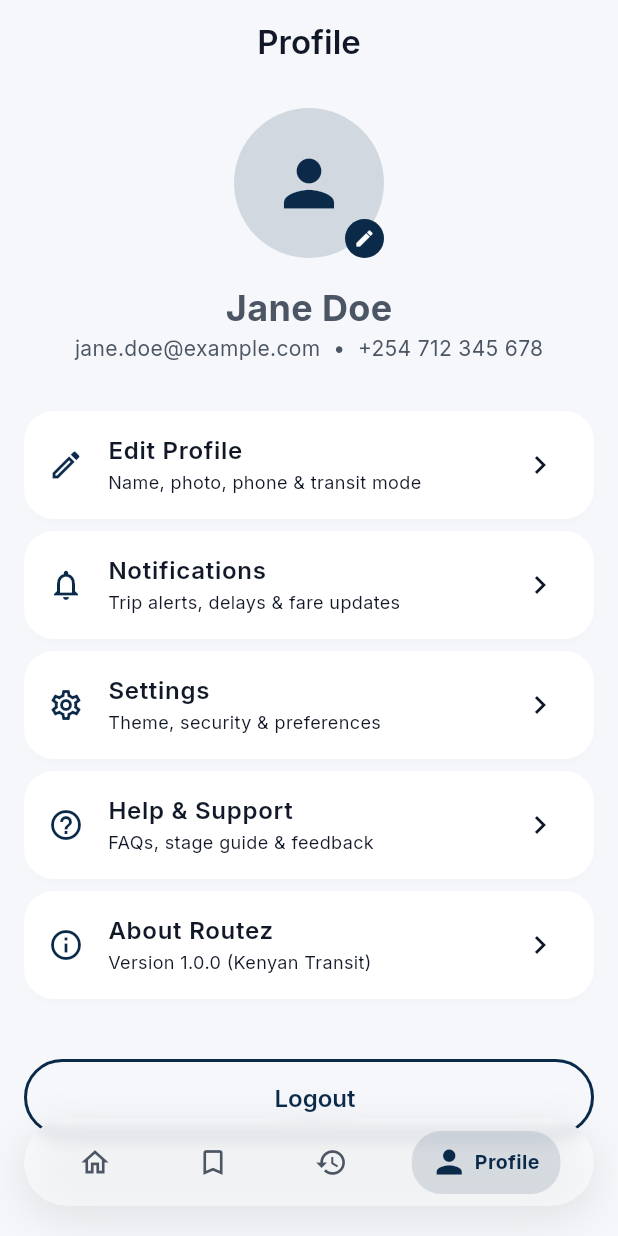
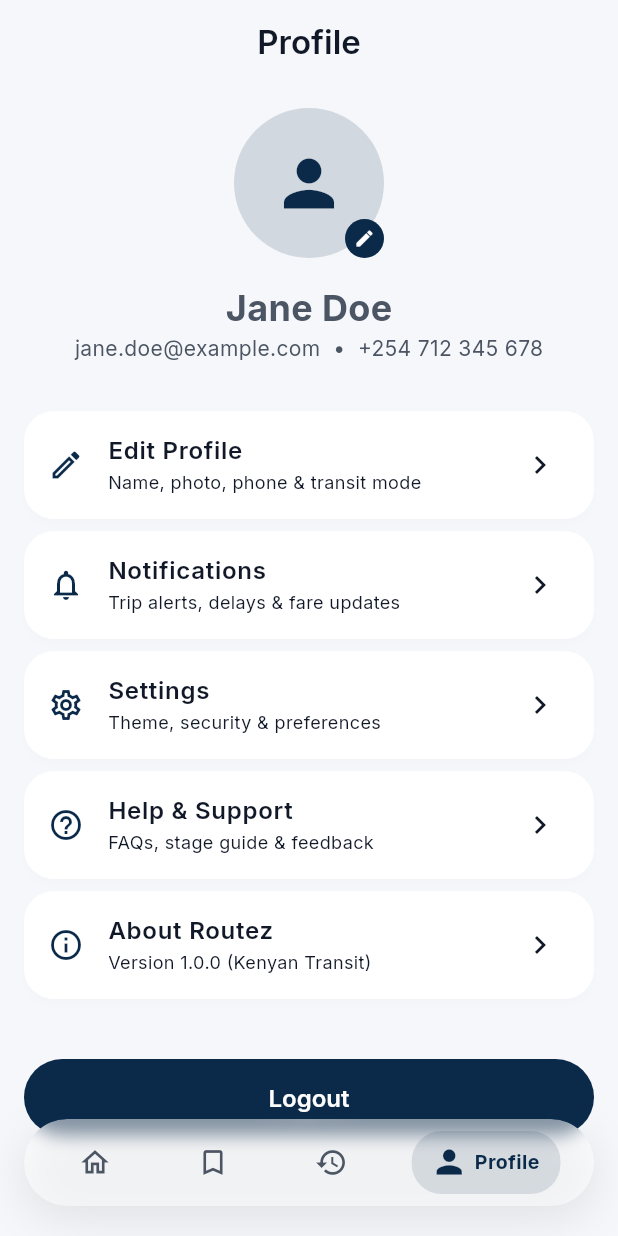
Before and after one commit to Muhol/Routez-, a Flutter app: the ProfileScreen screen opened by its route, on a phone screen of 412 x 824 dp. Run offline on Flutter 3.47's test engine with Material 3 defaults, Android fonts, the phone set to English and light mode, and no system bars; our stand-ins replace flutter_riverpod, go_router, google_fonts, google_maps_flutter.

```diff
--- a/routez/lib/features/home/presentation/screens/home_screen.dart
+++ b/routez/lib/features/home/presentation/screens/home_screen.dart
@@ -131,7 +131,8 @@ class _HomeScreenState extends ConsumerState<HomeScreen> {
       ),
       builder: (context) {
         return Padding(
-          padding: const EdgeInsets.all(AppSizes.p24),
+          // padding: const EdgeInsets.all(AppSizes.p24),
+          padding: EdgeInsets.only(top: AppSizes.p24, bottom: AppSizes.p24+80, left: AppSizes.p24, right: AppSizes.p24),
           child: Column(
             mainAxisSize: MainAxisSize.min,
             crossAxisAlignment: CrossAxisAlignment.start,
--- a/routez/lib/features/profile/presentation/screens/profile_screen.dart
+++ b/routez/lib/features/profile/presentation/screens/profile_screen.dart
@@ -158,10 +158,12 @@ class ProfileScreen extends StatelessWidget {
           ),
 
           const SizedBox(height: AppSizes.p32),
-          PrimaryButton(
-            text: 'Logout',
-            isOutlined: true,
+          ElevatedButton(
             onPressed: () => _showLogoutDialog(context),
+            style: ElevatedButton.styleFrom(
+              backgroundColor: AppColors.primary,
+            ),
+            child: const Text('Logout'),
           ),
         ],
       ),
```
